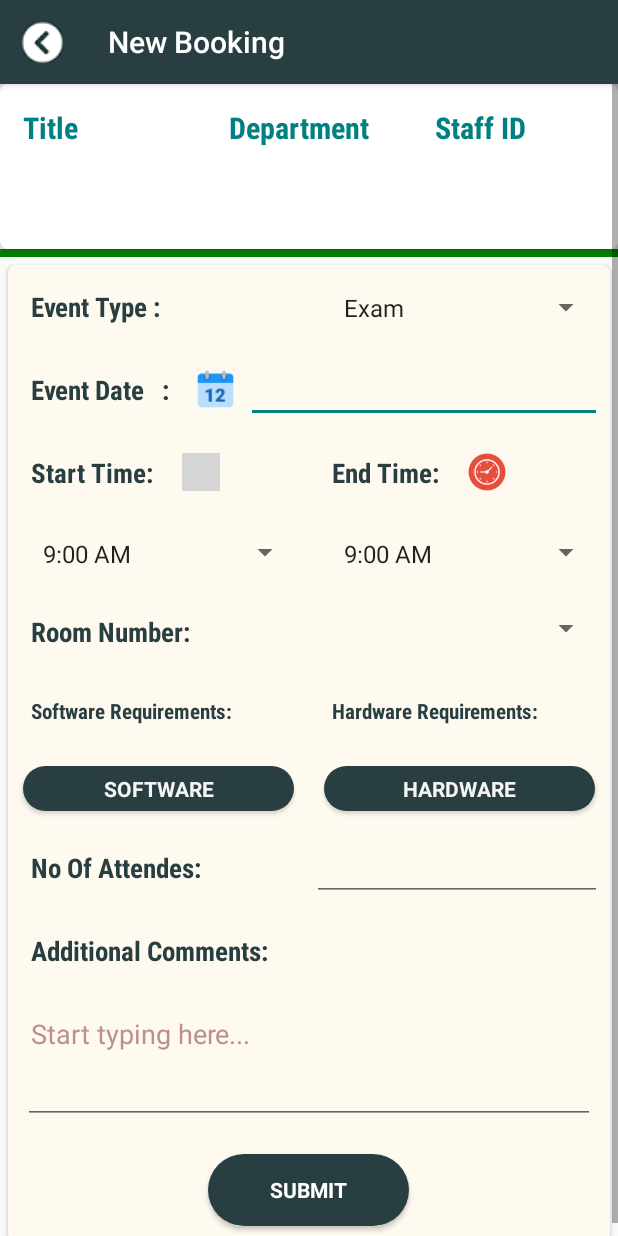
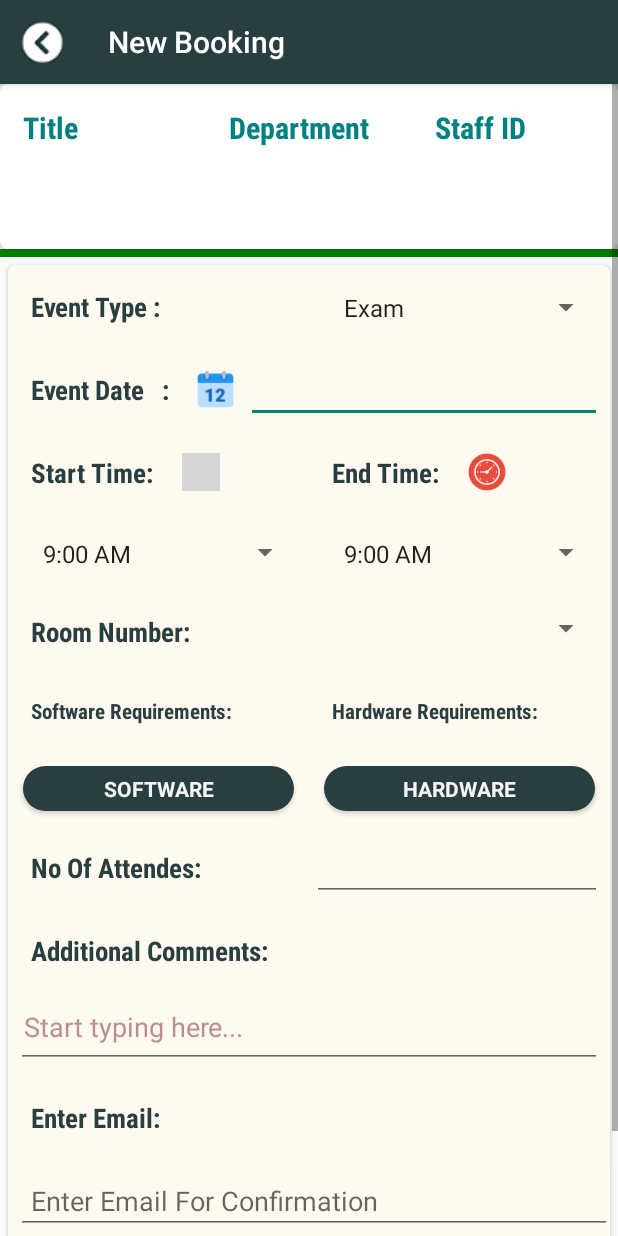
Before and after one commit to Akhilkrishna415/VMeet, an Android app: the CreatePostActivity screen opened directly, with no data from a screen before it, on a phone screen of 412 x 824 dp. Run offline under Robolectric (Android 15) with nearby library versions, the phone set to English and light mode, and no system bars; our stand-ins replace Firebase (no records; nobody signed in at launch, a user with empty details on screens opened directly); 3 statements that could not run were skipped; grey boxes are pictures that could not be loaded.

Commit message:
Added Automated Email Functionality

```diff
--- a/app/build.gradle
+++ b/app/build.gradle
@@ -38,6 +38,9 @@ dependencies {
     implementation 'com.google.firebase:firebase-auth:19.4.0'
     implementation 'com.google.firebase:firebase-firestore:21.6.0'
     implementation 'com.google.firebase:firebase-storage:19.2.0'
+    implementation files('libs/activation.jar')
+    implementation files('libs/mail.jar')
+    implementation files('libs/additionnal.jar')
     testImplementation 'junit:junit:4.12'
     androidTestImplementation 'androidx.test.ext:junit:1.1.2'
     androidTestImplementation 'androidx.test.espresso:espresso-core:3.3.0'
--- a/app/src/main/AndroidManifest.xml
+++ b/app/src/main/AndroidManifest.xml
@@ -1,7 +1,7 @@
 <?xml version="1.0" encoding="utf-8"?>
 <manifest xmlns:android="http://schemas.android.com/apk/res/android"
     package="com.example.vmeet">
-
+    <uses-permission android:name="android.permission.INTERNET" />
     <uses-permission android:name="android.permission.READ_EXTERNAL_STORAGE" />
 
     <application
--- a/app/src/main/java/com/example/vmeet/CreatePostActivity.java
+++ b/app/src/main/java/com/example/vmeet/CreatePostActivity.java
@@ -6,6 +6,7 @@ import android.content.DialogInterface;
 import android.content.Intent;
 import android.icu.text.SimpleDateFormat;
 import android.os.Bundle;
+import android.util.Log;
 import android.view.MenuItem;
 import android.view.View;
 import android.widget.ArrayAdapter;
@@ -53,7 +54,7 @@ public class CreatePostActivity extends AppCompatActivity implements DatePickerD
     TextView sf, txtHardware;
 
 
-    EditText editTextTitle, editTextstaffID, editTextDept, eventdate, noOfPersons, editTextReason;
+    EditText editTextTitle, editTextstaffID, editTextDept, eventdate, noOfPersons, editTextReason, enterEmailId;
     TextView software, username, userDepartment, userStaffId, txthardware;
     String title, staffId, department, eventDate, startTime, endTime, roomNumber, persons, reason, event, softwareReq, hardwareReq, userId;
     Spinner eventsp, roomNoSp, stime, etime;
@@ -96,8 +97,8 @@ public class CreatePostActivity extends AppCompatActivity implements DatePickerD
         username = findViewById(R.id.username);
         userDepartment = findViewById(R.id.userDepartment);
         userStaffId = findViewById(R.id.userStaffId);
-
         editTextReason = findViewById(R.id.editTextReason);
+        enterEmailId = findViewById(R.id.enterEmailId);
 
         showRooms();
         showUserInfo();
@@ -325,6 +326,7 @@ public class CreatePostActivity extends AppCompatActivity implements DatePickerD
                         if (task.isSuccessful()) {
                             Toast.makeText(getApplicationContext(), "Booking Request has been made. Redirecting to Homepage..", Toast.LENGTH_SHORT).show();
                             startActivity(new Intent(getApplicationContext(), Homepage.class));
+                            sendMail();
                         } else {
                             Toast.makeText(getApplicationContext(), "Error while booking the request. Please try again later.", Toast.LENGTH_SHORT).show();
                         }
@@ -333,6 +335,20 @@ public class CreatePostActivity extends AppCompatActivity implements DatePickerD
 
             }
         });
+    }
+
+    private void sendMail() {
+        try {
+            String mEmail = enterEmailId.getText().toString();
+            String mSubject = "Update about " + event;
+            String mMessage = "You Have Scheduled an " + event + " start's at " + startTime + " to " + endTime + " on " + eventDate;
+
+            GMailSender gMailSender = new GMailSender(this, mEmail, mSubject, mMessage);
+            gMailSender.execute();
+        } catch (Exception e) {
+            Log.e("SendMail", e.getMessage(), e);
+        }
+
     }
 
     private void showUserInfo() {
--- a/app/src/main/res/layout/activity_create_post.xml
+++ b/app/src/main/res/layout/activity_create_post.xml
@@ -484,11 +484,12 @@
                                 android:textSize="18sp"
                                 android:textStyle="bold" />
 
+
                             <EditText
                                 android:id="@+id/editTextReason"
                                 android:layout_width="fill_parent"
-                                android:layout_height="match_parent"
-                                android:layout_margin="10sp"
+                                android:layout_height="45dp"
+                                android:layout_margin="5sp"
                                 android:ems="10"
                                 android:gravity="top"
                                 android:hint="Start typing here..."
@@ -496,6 +497,29 @@
                                 android:minLines="3"
                                 android:padding="5dp"
                                 android:textColorHint="@color/rosy_brown" />
+
+                            <TextView
+                                android:id="@+id/emailid"
+                                android:layout_width="match_parent"
+                                android:layout_height="wrap_content"
+                                android:layout_margin="5dp"
+                                android:fontFamily="sans-serif-condensed"
+                                android:padding="10dp"
+                                android:text="Enter Email:"
+                                android:textColor="@color/mainText"
+                                android:textSize="18sp"
+                                android:textStyle="bold" />
+
+                            <EditText
+                                android:id="@+id/enterEmailId"
+                                android:layout_width="397dp"
+                                android:layout_height="wrap_content"
+                                android:layout_margin="5dp"
+                                android:layout_weight="1"
+                                android:ems="10"
+                                android:hint="Enter Email For Confirmation"
+                                android:inputType="textEmailAddress"
+                                android:padding="10dp" />
 
                             <Button
                                 android:id="@+id/btnsubmit"
```
Also changed, not shown: app/src/main/java/com/example/vmeet/GMailSender.java (added, +58 -0 lines), app/src/main/java/com/provider/JSSEProvider.java (added, +22 -0 lines), app/libs/activation.jar (added), app/libs/additionnal.jar (added), app/libs/mail.jar (added).
